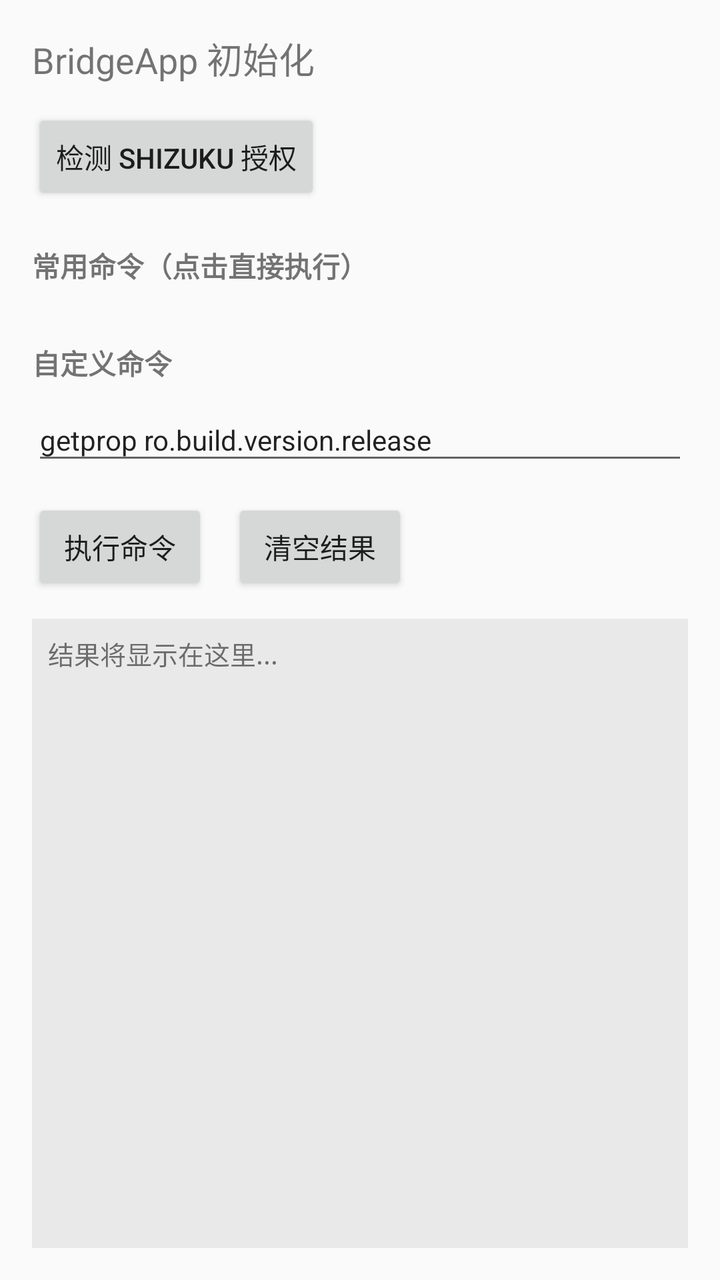
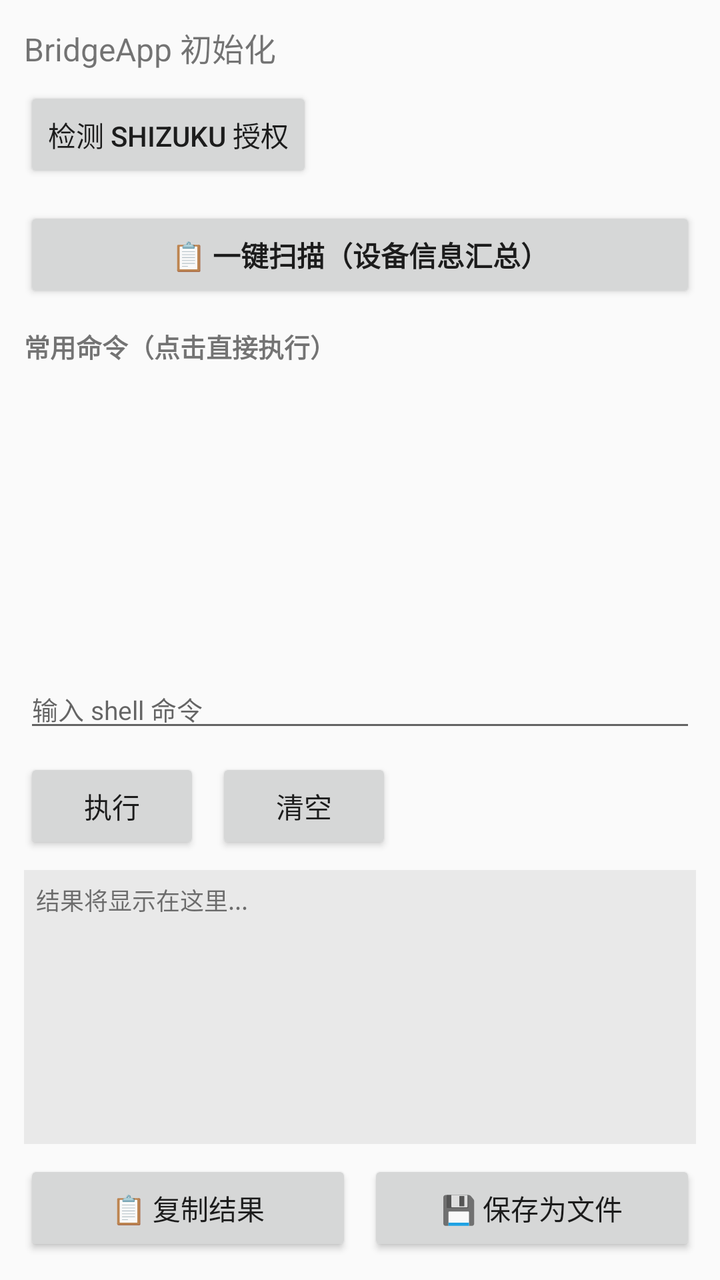

Screens rendered from an Android XML layout before and after an edit, with the pre-edit source and the edit as a unified diff.
<!-- AndroidManifest.xml: application theme Theme.AppCompat.DayNight.DarkActionBar -->
<!-- res/layout/activity_main.xml -->
<?xml version="1.0" encoding="utf-8"?>
<LinearLayout xmlns:android="http://schemas.android.com/apk/res/android"
    android:layout_width="match_parent"
    android:layout_height="match_parent"
    android:orientation="vertical"
    android:padding="16dp">

    <TextView
        android:id="@+id/status_text"
        android:layout_width="wrap_content"
        android:layout_height="wrap_content"
        android:text="BridgeApp 初始化"
        android:textSize="18sp"
        android:layout_marginBottom="12dp"/>

    <Button
        android:id="@+id/test_btn"
        android:layout_width="wrap_content"
        android:layout_height="wrap_content"
        android:text="检测 SHIZUKU 授权"
        android:layout_marginBottom="20dp"/>

    
    <TextView
        android:layout_width="wrap_content"
        android:layout_height="wrap_content"
        android:text="常用命令（点击直接执行）"
        android:textStyle="bold"
        android:textSize="14sp"
        android:layout_marginBottom="8dp"/>

    <LinearLayout
        android:id="@+id/quick_cmd_box"
        android:layout_width="match_parent"
        android:layout_height="wrap_content"
        android:orientation="vertical"
        android:layout_marginBottom="20dp"/>

    
    <TextView
        android:layout_width="wrap_content"
        android:layout_height="wrap_content"
        android:text="自定义命令"
        android:textStyle="bold"
        android:textSize="14sp"
        android:layout_marginBottom="8dp"/>

    <EditText
        android:id="@+id/cmd_input"
        android:layout_width="match_parent"
        android:layout_height="wrap_content"
        android:hint="输入 shell 命令"
        android:text="getprop ro.build.version.release"
        android:textSize="14sp"
        android:layout_marginBottom="12dp"/>

    <LinearLayout
        android:layout_width="match_parent"
        android:layout_height="wrap_content"
        android:orientation="horizontal"
        android:layout_marginBottom="12dp">

        <Button
            android:id="@+id/exec_btn"
            android:layout_width="wrap_content"
            android:layout_height="wrap_content"
            android:text="执行命令"/>

        <Button
            android:id="@+id/clear_btn"
            android:layout_width="wrap_content"
            android:layout_height="wrap_content"
            android:text="清空结果"
            android:layout_marginStart="12dp"/>
    </LinearLayout>

    <ScrollView
        android:id="@+id/result_scroll"
        android:layout_width="match_parent"
        android:layout_height="match_parent"
        android:background="#11000000"
        android:padding="8dp">
        <TextView
            android:id="@+id/result_text"
            android:layout_width="match_parent"
            android:layout_height="wrap_content"
            android:text="结果将显示在这里..."
            android:textSize="13sp"
            android:typeface="monospace"
            android:textIsSelectable="true"/>
    </ScrollView>
</LinearLayout>
<!-- resources referenced by this layout -->
<resources>

</resources>

<!-- the commit's change to res/layout/activity_main.xml (unified diff, before → after) -->
@@ -3,22 +3,32 @@
     android:layout_width="match_parent"
     android:layout_height="match_parent"
     android:orientation="vertical"
-    android:padding="16dp">
+    android:padding="12dp">
 
+    
     <TextView
         android:id="@+id/status_text"
         android:layout_width="wrap_content"
         android:layout_height="wrap_content"
         android:text="BridgeApp 初始化"
-        android:textSize="18sp"
-        android:layout_marginBottom="12dp"/>
+        android:textSize="16sp"
+        android:layout_marginBottom="8dp"/>
 
     <Button
         android:id="@+id/test_btn"
         android:layout_width="wrap_content"
         android:layout_height="wrap_content"
         android:text="检测 SHIZUKU 授权"
-        android:layout_marginBottom="20dp"/>
+        android:layout_marginBottom="12dp"/>
+
+    
+    <Button
+        android:id="@+id/scan_btn"
+        android:layout_width="match_parent"
+        android:layout_height="wrap_content"
+        android:text="📋 一键扫描（设备信息汇总）"
+        android:textStyle="bold"
+        android:layout_marginBottom="12dp"/>
 
     
     <TextView
@@ -26,67 +36,87 @@
         android:layout_height="wrap_content"
         android:text="常用命令（点击直接执行）"
         android:textStyle="bold"
-        android:textSize="14sp"
-        android:layout_marginBottom="8dp"/>
+        android:textSize="13sp"
+        android:layout_marginBottom="4dp"/>
 
-    <LinearLayout
-        android:id="@+id/quick_cmd_box"
+    <ScrollView
         android:layout_width="match_parent"
-        android:layout_height="wrap_content"
-        android:orientation="vertical"
-        android:layout_marginBottom="20dp"/>
+        android:layout_height="140dp"
+        android:layout_marginBottom="8dp">
+        <LinearLayout
+            android:id="@+id/quick_cmd_box"
+            android:orientation="vertical"
+            android:layout_width="match_parent"
+            android:layout_height="wrap_content"/>
+    </ScrollView>
 
     
-    <TextView
-        android:layout_width="wrap_content"
-        android:layout_height="wrap_content"
-        android:text="自定义命令"
-        android:textStyle="bold"
-        android:textSize="14sp"
-        android:layout_marginBottom="8dp"/>
-
     <EditText
         android:id="@+id/cmd_input"
         android:layout_width="match_parent"
         android:layout_height="wrap_content"
         android:hint="输入 shell 命令"
-        android:text="getprop ro.build.version.release"
-        android:textSize="14sp"
-        android:layout_marginBottom="12dp"/>
+        android:textSize="13sp"
+        android:layout_marginBottom="8dp"/>
 
     <LinearLayout
         android:layout_width="match_parent"
         android:layout_height="wrap_content"
         android:orientation="horizontal"
-        android:layout_marginBottom="12dp">
+        android:layout_marginBottom="8dp">
 
         <Button
             android:id="@+id/exec_btn"
             android:layout_width="wrap_content"
             android:layout_height="wrap_content"
-            android:text="执行命令"/>
+            android:text="执行"/>
 
         <Button
             android:id="@+id/clear_btn"
             android:layout_width="wrap_content"
             android:layout_height="wrap_content"
-            android:text="清空结果"
-            android:layout_marginStart="12dp"/>
+            android:text="清空"
+            android:layout_marginStart="8dp"/>
     </LinearLayout>
 
+    
     <ScrollView
-        android:id="@+id/result_scroll"
         android:layout_width="match_parent"
-        android:layout_height="match_parent"
+        android:layout_height="0dp"
+        android:layout_weight="1"
         android:background="#11000000"
-        android:padding="8dp">
+        android:padding="6dp"
+        android:layout_marginBottom="8dp">
         <TextView
             android:id="@+id/result_text"
             android:layout_width="match_parent"
             android:layout_height="wrap_content"
             android:text="结果将显示在这里..."
-            android:textSize="13sp"
+            android:textSize="12sp"
             android:typeface="monospace"
             android:textIsSelectable="true"/>
     </ScrollView>
+
+    
+    <LinearLayout
+        android:layout_width="match_parent"
+        android:layout_height="wrap_content"
+        android:orientation="horizontal">
+
+        <Button
+            android:id="@+id/copy_btn"
+            android:layout_width="0dp"
+            android:layout_height="wrap_content"
+            android:layout_weight="1"
+            android:text="📋 复制结果"/>
+
+        <Button
+            android:id="@+id/save_btn"
+            android:layout_width="0dp"
+            android:layout_height="wrap_content"
+            android:layout_weight="1"
+            android:text="💾 保存为文件"
+            android:layout_marginStart="8dp"/>
+    </LinearLayout>
+
 </LinearLayout>
